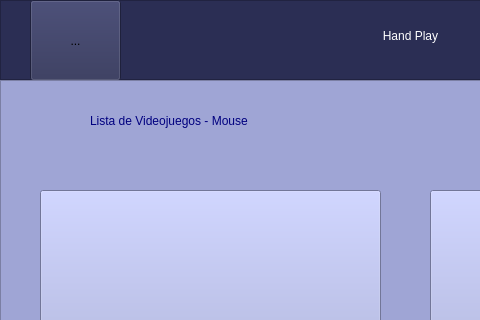
Old version of the form GUI/Mouse.ui in the repository Rainherz/Hand-Play; both pictures show x 0 to 480 and y 0 to 320 of the 803 by 553 pixel window.
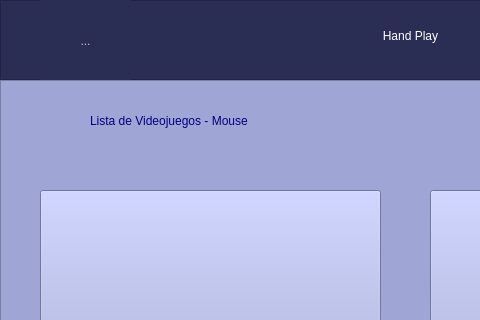
New version of the form. Icons and pictures are not drawn.

```diff
--- a/GUI/Mouse.ui
+++ b/GUI/Mouse.ui
@@ -78,11 +78,11 @@
     </widget>
     <widget class="QToolButton" name="toolButton">
      <property name="enabled">
-      <bool>true</bool>
+      <bool>false</bool>
      </property>
      <property name="geometry">
       <rect>
-       <x>30</x>
+       <x>40</x>
        <y>0</y>
        <width>91</width>
        <height>81</height>
@@ -110,6 +110,9 @@
        <height>160</height>
       </size>
      </property>
+     <property name="autoRaise">
+      <bool>true</bool>
+     </property>
     </widget>
    </widget>
    <widget class="QFrame" name="Videojuegos">
```
